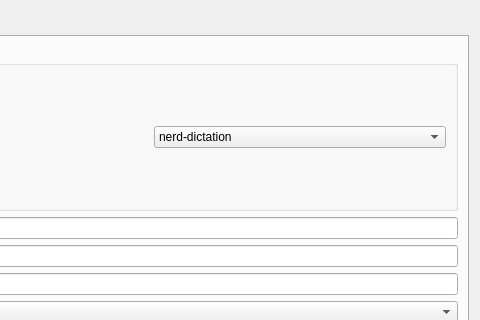
Before: the Qt Designer form eloGraf/advanced.ui in pcaro/elograf, drawn with Qt 5; both pictures show x 179 to 659 and y 0 to 320 of the 659 by 450 pixel window.
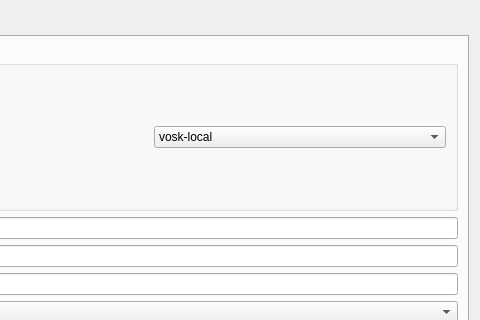
After: the same form once the commit is applied. Icons and pictures are not drawn.

Commit message: Remove nerd-dictation engine, refactor model UI, and update dependencies

The edit to the form file:
```diff
--- a/eloGraf/advanced.ui
+++ b/eloGraf/advanced.ui
@@ -49,11 +49,16 @@
           <item row="0" column="1">
            <widget class="QComboBox" name="stt_engine_cb">
             <property name="currentText">
-             <string>nerd-dictation</string>
+             <string>vosk-local</string>
             </property>
             <item>
              <property name="text">
-              <string>nerd-dictation</string>
+              <string>vosk-local</string>
+             </property>
+            </item>
+            <item>
+             <property name="text">
+              <string>whisper-local</string>
              </property>
             </item>
             <item>
```
Left out of the diff: 2 changed lines with no effect on the pictures. The commit also changes 50 other files.
